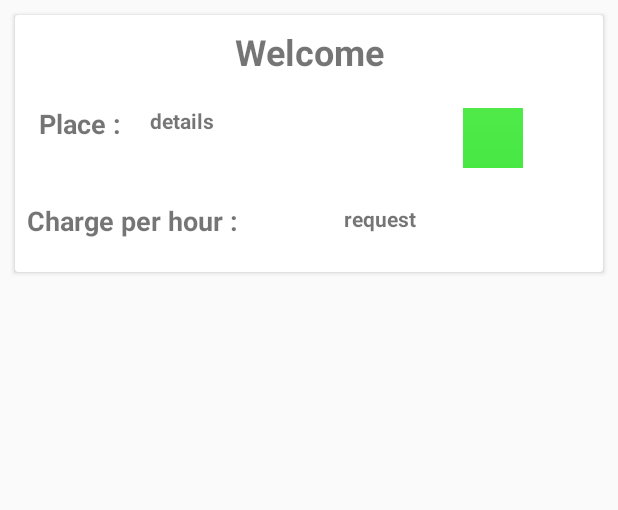
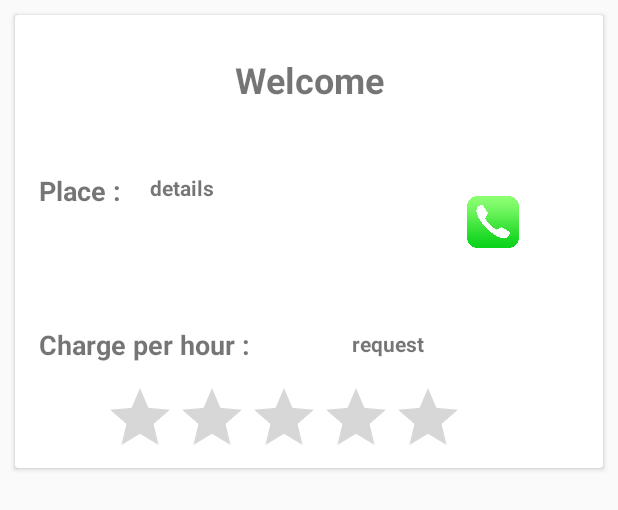
Before and after one commit to NadeemRawther/Homie, an Android app: the layout list_of_labours.xml on its own in the app's theme, with its tools: preview values and no code run, on a phone screen of 412 x 824 dp. Shown: the top 510 px of the screen. Run offline under Robolectric (Android 15) with nearby library versions, the phone set to English and light mode, and no system bars.

Commit message:
Its my new commit

```diff
--- a/app/build.gradle
+++ b/app/build.gradle
@@ -31,4 +31,5 @@ dependencies {
     implementation 'com.android.support:recyclerview-v7:28.0.0'
     implementation 'com.android.support:cardview-v7:28.0.0'
     implementation 'com.android.support:support-v4:28.0.0'
+    implementation 'com.android.support:gridlayout-v7:28.0.0'
 }
--- a/app/src/main/java/com/labour/homie/Adapter/ReviewAdapter.java
+++ b/app/src/main/java/com/labour/homie/Adapter/ReviewAdapter.java
@@ -45,7 +45,9 @@ public void onBindViewHolder(@NonNull ReviewAdapter.ViewHolder viewHolder, final
        ratingBar = (RatingBar)cardView.findViewById(R.id.cardrating);
        title.setText(list.get(i).getName());
        review.setText(list.get(i).getReview());
-       ratingBar.setRating(Float.parseFloat(list.get(i).getRating()));
+
+       ratingBar.setRating(Float.parseFloat(list.get(i).getRating().toString()));
+    ratingBar.setEnabled(false);
        cardView.setOnClickListener(new View.OnClickListener() {
 @Override
 public void onClick(View v) {
@@ -56,11 +58,9 @@ public void onClick(View v) {
         }
 public static class ViewHolder extends RecyclerView.ViewHolder {
     CardView cardView;
-
     public ViewHolder(View view) {
         super(view);
         cardView = (CardView) view.findViewById(R.id.cardview_forreview);
-
     }
 }
     @Override
--- a/app/src/main/java/com/labour/homie/ListOfLabours.java
+++ b/app/src/main/java/com/labour/homie/ListOfLabours.java
@@ -73,7 +73,7 @@ myRef.addListenerForSingleValueEvent(new ValueEventListener() {
         for(DataSnapshot dataSnapshot1:dataSnapshot.getChildren()){
 
             Log.e("Nadeem",dataSnapshot1.getKey().toString());
-           CardForLabours cardForLabours = new CardForLabours(dataSnapshot1.child("name").getValue().toString(),dataSnapshot1.child("phone").getValue().toString(),dataSnapshot1.child("place").getValue().toString(),dataSnapshot1.child("charge").getValue().toString(),dataSnapshot1.getKey().toString());
+           CardForLabours cardForLabours = new CardForLabours(dataSnapshot1.child("name").getValue().toString(),dataSnapshot1.child("phone").getValue().toString(),dataSnapshot1.child("place").getValue().toString(),dataSnapshot1.child("charge").getValue().toString(),dataSnapshot1.getKey().toString(),dataSnapshot1.child("rating").getValue().toString());
            arrayList.add(cardForLabours);
 
         }
--- a/app/src/main/res/layout/list_of_labours.xml
+++ b/app/src/main/res/layout/list_of_labours.xml
@@ -86,7 +86,7 @@
 
 
 
-        <ImageButton
+        <ImageView
             android:id="@+id/imgphone"
             android:layout_width="40dp"
             android:layout_height="40dp"
@@ -105,14 +105,15 @@
             android:id="@+id/chars"
             android:layout_width="wrap_content"
             android:layout_height="wrap_content"
-            android:layout_marginStart="8dp"
+            android:layout_marginStart="16dp"
             android:layout_marginBottom="8dp"
             android:text="Charge per hour :"
             android:textSize="18sp"
             android:textStyle="bold"
             app:layout_constraintBottom_toBottomOf="parent"
             app:layout_constraintStart_toStartOf="parent"
-            app:layout_constraintTop_toTopOf="@+id/guideline49" />
+            app:layout_constraintTop_toTopOf="@+id/guideline49"
+            app:layout_constraintVertical_bias="0.183" />
 
         <TextView
             android:id="@+id/textView6"
@@ -128,6 +129,18 @@
             app:layout_constraintStart_toStartOf="parent"
             app:layout_constraintTop_toTopOf="@+id/guideline48"
             app:layout_constraintVertical_bias="0.166" />
+
+        <RatingBar
+            android:id="@+id/ratingbarforlabour"
+            android:layout_width="wrap_content"
+            android:layout_height="wrap_content"
+            android:layout_marginStart="8dp"
+            android:layout_marginTop="16dp"
+            android:layout_marginEnd="8dp"
+            app:layout_constraintEnd_toEndOf="parent"
+            app:layout_constraintHorizontal_bias="0.375"
+            app:layout_constraintStart_toStartOf="parent"
+            app:layout_constraintTop_toBottomOf="@+id/request" />
     </android.support.constraint.ConstraintLayout>
 
 </android.support.v7.widget.CardView>
```
Also changed, not shown: app/src/main/java/com/labour/homie/Adapter/LabourAdapter.java (+8 -2 lines), app/src/main/java/com/labour/homie/Entities/CardForLabours.java (+7 -2 lines), app/src/main/java/com/labour/homie/LabourProfile.java (+5 -5 lines), app/src/main/res/layout/activity_labour_profile.xml (+98 -8 lines), app/src/main/res/layout/activity_list_of_labours.xml (+3 -4 lines).
